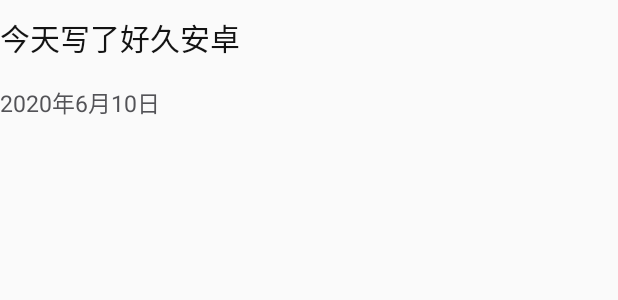
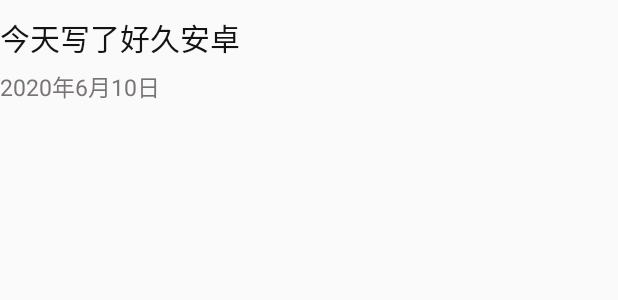
Before and after one commit to zhuying2047/Application2, an Android app: the layout list_item.xml on its own in the app's theme, with its tools: preview values and no code run, on a phone screen of 412 x 824 dp. Shown: the top 300 px of the screen. Run offline under Robolectric (Android 15) with nearby library versions, the phone set to English and light mode, and no system bars.

```diff
--- a/app/src/main/res/layout/activity_memo_main.xml
+++ b/app/src/main/res/layout/activity_memo_main.xml
@@ -11,9 +11,10 @@
         android:id="@+id/memo_title"
         android:layout_width="match_parent"
         android:layout_height="wrap_content"
+        android:gravity="center"
         android:paddingTop="10dp"
-        android:gravity="center"
         android:text="@string/memo_title"
+        android:textColor="#3C2B2B"
         android:textSize="30sp" />
 
     <RelativeLayout
--- a/app/src/main/res/layout/list_item.xml
+++ b/app/src/main/res/layout/list_item.xml
@@ -18,12 +18,13 @@
     <TextView
         android:id="@+id/list_item_time"
         android:layout_width="match_parent"
-        android:layout_height="40dp"
+        android:layout_height="wrap_content"
+        android:paddingTop="6dp"
         android:gravity="start|bottom"
         android:maxLength="18"
         android:maxLines="1"
         android:text="2020年6月10日"
-        android:textColor="#535357"
+        android:textColor="#787474"
         android:textSize="15sp" />
 
 </LinearLayout>
```
Also changed, not shown: app/src/main/java/com/swufe/myapplication2/DBManager.java (+12 -0 lines), app/src/main/java/com/swufe/myapplication2/EditmemoActivity.java (+11 -0 lines), app/src/main/java/com/swufe/myapplication2/MemoMainActivity.java (+15 -1 lines), app/src/main/java/com/swufe/myapplication2/NewmemoActivity.java (+18 -1 lines).
